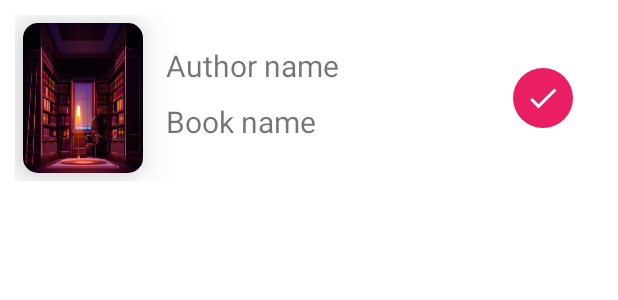
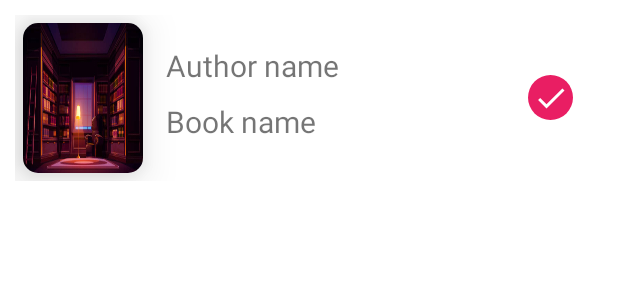
Before and after one commit to Ghasty003/Book-app, an Android app: the layout usersbook_view.xml on its own in the app's theme, with its tools: preview values and no code run, on a phone screen of 412 x 824 dp. Shown: the top 300 px of the screen. Run offline under Robolectric (Android 15) with nearby library versions, the phone set to English and light mode, and no system bars.

Commit message:
updated users book view

```diff
--- a/app/src/main/res/layout/usersbook_view.xml
+++ b/app/src/main/res/layout/usersbook_view.xml
@@ -49,8 +49,8 @@
 
     <ImageButton
         android:id="@+id/addToCollection"
-        android:layout_width="40dp"
-        android:layout_height="40dp"
+        android:layout_width="30dp"
+        android:layout_height="30dp"
         android:src="@drawable/ic_baseline_done_24"
         android:layout_alignParentEnd="true"
         android:layout_centerVertical="true"
```
